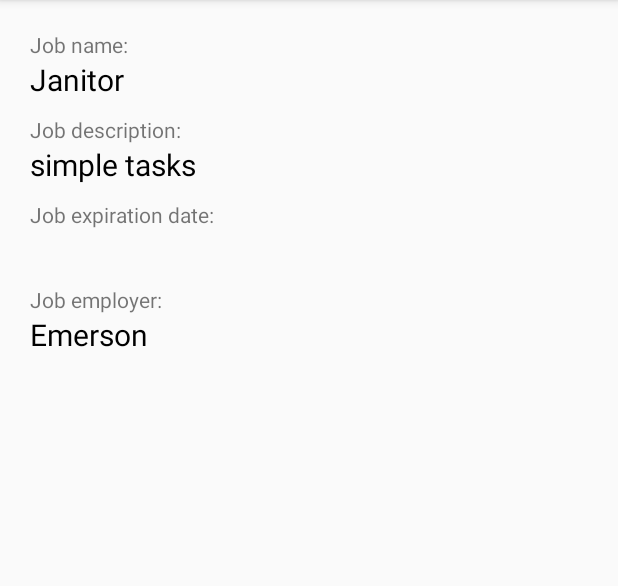
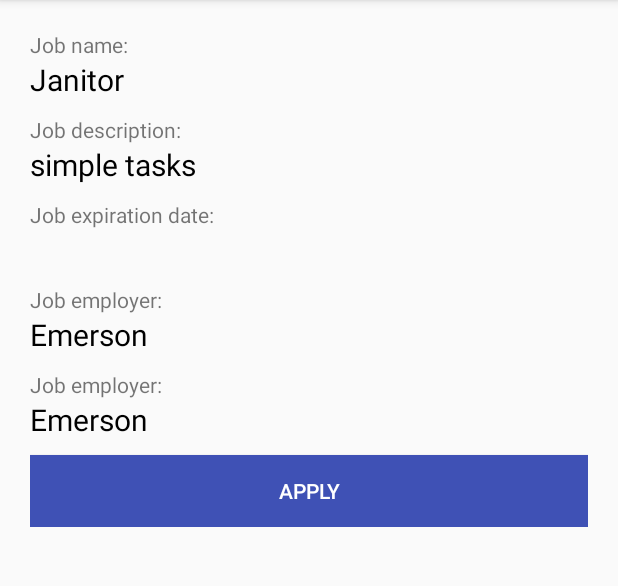
Before and after one commit to maiertudor/mobile-lab, an Android app: the fragment JobDetailsFragment shown on its own in the app's theme, on a phone screen of 412 x 824 dp, the part 84-670 px from its top. Run offline under Robolectric (Android 15) with nearby library versions, the phone set to English and light mode, and no system bars; our stand-ins replace ButterKnife; network calls fail; 5 statements that could not run were skipped.

Commit message:
Created the apply for job feature. Started work on identifying the jobs where the user has applied.

```diff
--- a/Halfway/app/build.gradle
+++ b/Halfway/app/build.gradle
@@ -47,4 +47,7 @@ dependencies {
     compile 'com.google.code.gson:gson:2.4'
     compile 'com.squareup.okhttp3:logging-interceptor:3.4.1'
     compile 'com.squareup.okhttp3:okhttp:3.4.1'
+
+    compile 'com.jakewharton:butterknife:8.8.1'
+    annotationProcessor 'com.jakewharton:butterknife-compiler:8.8.1'
 }
--- a/Halfway/app/src/main/java/com/tm/halfway/api/ApiHelper.java
+++ b/Halfway/app/src/main/java/com/tm/halfway/api/ApiHelper.java
@@ -89,6 +89,7 @@ public class ApiHelper {
 
     private static Gson initGson() {
         return new GsonBuilder()
+                .setLenient()
                 .create();
     }
 }
--- a/Halfway/app/src/main/java/com/tm/halfway/model/BaseResponse.java
+++ b/Halfway/app/src/main/java/com/tm/halfway/model/BaseResponse.java
@@ -8,7 +8,7 @@ import com.google.gson.annotations.SerializedName;
 
 public class BaseResponse {
     @SerializedName("success")
-    private boolean success;
+    private boolean success = true;
     @SerializedName("error")
     private String error;
     @SerializedName("message")
--- a/Halfway/app/src/main/res/layout/job_details_fragment.xml
+++ b/Halfway/app/src/main/res/layout/job_details_fragment.xml
@@ -65,5 +65,27 @@
             android:text="Emerson"
             android:textColor="@android:color/black"
             android:textSize="20sp" />
+
+        <TextView
+            android:layout_width="wrap_content"
+            android:layout_height="wrap_content"
+            android:text="Job employer: " />
+
+        <TextView
+            android:id="@+id/jdf_tv_"
+            android:layout_width="wrap_content"
+            android:layout_height="wrap_content"
+            android:layout_marginBottom="10dp"
+            android:text="Emerson"
+            android:textColor="@android:color/black"
+            android:textSize="20sp" />
+
+        <Button
+            android:id="@+id/jdf_bt_apply"
+            style="@style/ActionButton"
+            android:layout_width="match_parent"
+            android:layout_height="wrap_content"
+            android:text="@string/apply"
+            android:textAllCaps="true" />
     </LinearLayout>
 </ScrollView>
--- a/Halfway/app/src/main/res/values/strings.xml
+++ b/Halfway/app/src/main/res/values/strings.xml
@@ -5,6 +5,7 @@
     <string name="register_button_text">Register here</string>
     <string name="delete_job">Delete job</string>
     <string name="order_by">Order by:</string>
+    <string name="apply">Apply</string>
 
     <string-array name="spinner_items">
         <item>Created first</item>
--- a/Halfway/app/src/main/res/values/styles.xml
+++ b/Halfway/app/src/main/res/values/styles.xml
@@ -8,4 +8,8 @@
         <item name="colorAccent">@color/colorAccent</item>
     </style>
 
+    <style name="ActionButton" parent="Widget.AppCompat.Button">
+        <item name="android:background">@color/colorPrimary</item>
+        <item name="android:textColor">@android:color/white</item>
+    </style>
 </resources>
```
Also changed, not shown: Halfway/app/src/main/java/com/tm/halfway/api/IHalfwayAPI.java (+8 -0 lines), Halfway/app/src/main/java/com/tm/halfway/jobdetails/JobDetailsFragment.java (+34 -15 lines), Halfway/app/src/main/java/com/tm/halfway/joblist/JobListAdapter.java (+25 -1 lines), Halfway/app/src/main/java/com/tm/halfway/joblist/JobsFragment.java (+21 -0 lines), Halfway/app/src/main/java/com/tm/halfway/model/Application.java (added, +58 -0 lines), Halfway/app/src/main/java/com/tm/halfway/model/ApplicationUserResponse.java (added, +28 -0 lines), Halfway/app/src/main/java/com/tm/halfway/model/Job.java (+9 -3 lines), Halfway/app/src/main/java/com/tm/halfway/model/Provider.java (added, +61 -0 lines).
